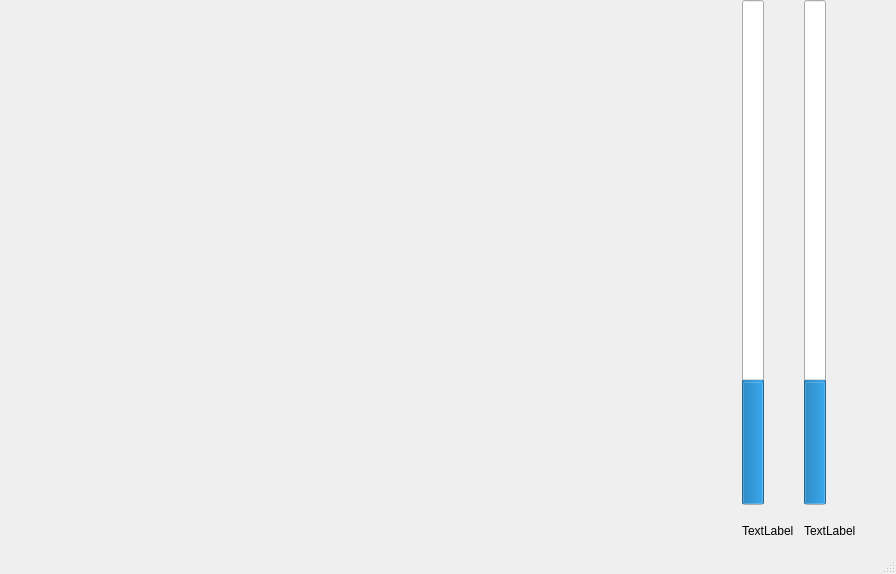
Above: jaxa_ui/scripts/JaxaMasterSecondaryUI/form.ui from qlin-nml-research/qlin_jaxa_resources before the change. Below: the same form after it.
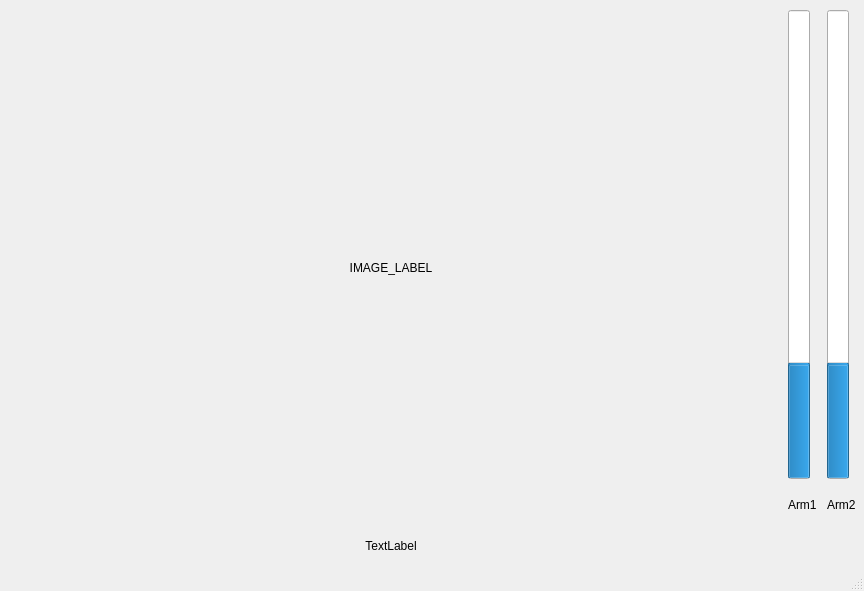
That is the form after the change.

Commit message: update initial secondary UI framework

The edit to the form file:
```diff
--- a/jaxa_ui/scripts/JaxaMasterSecondaryUI/form.ui
+++ b/jaxa_ui/scripts/JaxaMasterSecondaryUI/form.ui
@@ -6,8 +6,8 @@
    <rect>
     <x>0</x>
     <y>0</y>
-    <width>896</width>
-    <height>574</height>
+    <width>864</width>
+    <height>591</height>
    </rect>
   </property>
   <property name="windowTitle">
@@ -18,28 +18,12 @@
     <property name="geometry">
      <rect>
       <x>0</x>
-      <y>0</y>
+      <y>10</y>
       <width>856</width>
       <height>551</height>
      </rect>
     </property>
     <layout class="QGridLayout" name="mainGridLayout">
-     <item row="0" column="1">
-      <widget class="QWidget" name="videoParentWidget" native="true">
-       <property name="minimumSize">
-        <size>
-         <width>640</width>
-         <height>360</height>
-        </size>
-       </property>
-       <property name="maximumSize">
-        <size>
-         <width>1920</width>
-         <height>1080</height>
-        </size>
-       </property>
-      </widget>
-     </item>
      <item row="0" column="3">
       <layout class="QGridLayout" name="metaInfoGridLayout">
        <property name="sizeConstraint">
@@ -73,7 +57,7 @@
           </size>
          </property>
          <property name="text">
-          <string>TextLabel</string>
+          <string>Arm2</string>
          </property>
         </widget>
        </item>
@@ -96,12 +80,56 @@
           </size>
          </property>
          <property name="text">
-          <string>TextLabel</string>
+          <string>Arm1</string>
          </property>
         </widget>
        </item>
       </layout>
      </item>
+     <item row="1" column="1">
+      <widget class="QLabel" name="videoMetaLabel">
+       <property name="minimumSize">
+        <size>
+         <width>0</width>
+         <height>30</height>
+        </size>
+       </property>
+       <property name="maximumSize">
+        <size>
+         <width>1920</width>
+         <height>30</height>
+        </size>
+       </property>
+       <property name="text">
+        <string>TextLabel</string>
+       </property>
+       <property name="alignment">
+        <set>Qt::AlignCenter</set>
+       </property>
+      </widget>
+     </item>
+     <item row="0" column="1">
+      <widget class="QLabel" name="videoImageLabel">
+       <property name="minimumSize">
+        <size>
+         <width>640</width>
+         <height>360</height>
+        </size>
+       </property>
+       <property name="maximumSize">
+        <size>
+         <width>1920</width>
+         <height>1080</height>
+        </size>
+       </property>
+       <property name="text">
+        <string>IMAGE_LABEL</string>
+       </property>
+       <property name="alignment">
+        <set>Qt::AlignCenter</set>
+       </property>
+      </widget>
+     </item>
     </layout>
    </widget>
   </widget>
```
Left out of the diff: 8 changed lines with no effect on the pictures. The commit also changes 6 other files.
